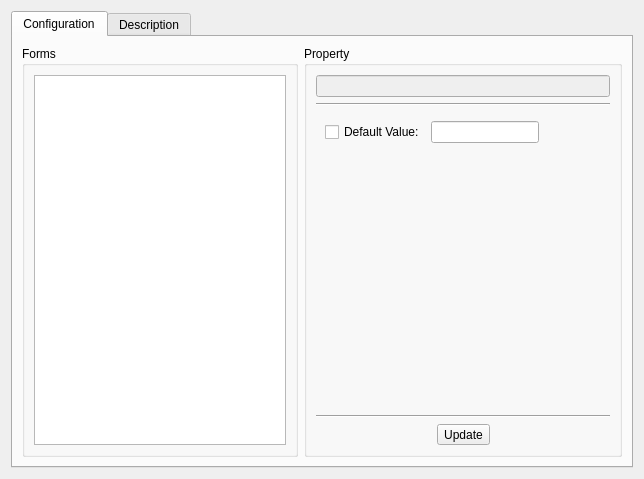
Before: the Qt Designer form src/terralib/qt/plugins/mobile/qt/ui/BuilderFormsWizardPageForm.ui in claudiobogossian/terralib5, drawn with Qt 5.
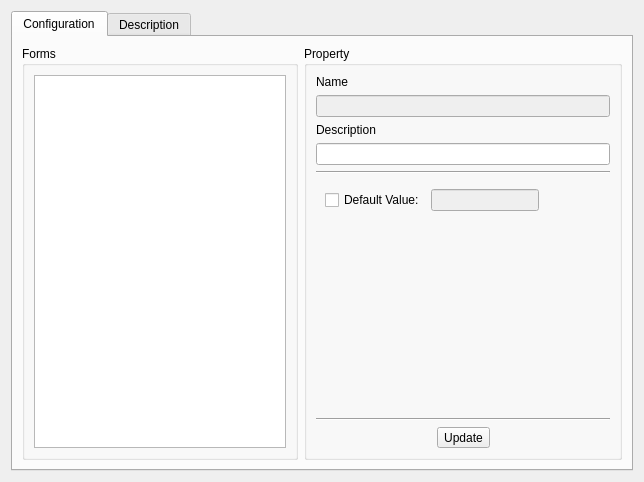
After: the same form once the commit is applied. The open tabs and pages were chosen to show the change.

What changed in the file:
```diff
--- a/src/terralib/qt/plugins/mobile/qt/ui/BuilderFormsWizardPageForm.ui
+++ b/src/terralib/qt/plugins/mobile/qt/ui/BuilderFormsWizardPageForm.ui
@@ -70,13 +70,30 @@
                <layout class="QGridLayout" name="gridLayout_23">
                 <item row="0" column="0">
                  <layout class="QGridLayout" name="gridLayout_20">
-                  <item row="0" column="0">
+                  <item row="1" column="0">
                    <widget class="QLineEdit" name="m_formItemLineEdit">
                     <property name="enabled">
                      <bool>false</bool>
                     </property>
                    </widget>
                   </item>
+                  <item row="2" column="0">
+                   <widget class="QLabel" name="label">
+                    <property name="text">
+                     <string>Description</string>
+                    </property>
+                   </widget>
+                  </item>
+                  <item row="0" column="0">
+                   <widget class="QLabel" name="label_2">
+                    <property name="text">
+                     <string>Name</string>
+                    </property>
+                   </widget>
+                  </item>
+                  <item row="3" column="0">
+                   <widget class="QLineEdit" name="m_descLineEdit"/>
+                  </item>
                  </layout>
                 </item>
                 <item row="1" column="0">
@@ -487,7 +504,11 @@
                          </widget>
                         </item>
                         <item row="0" column="1">
-                         <widget class="QLineEdit" name="m_stringLineEdit"/>
+                         <widget class="QLineEdit" name="m_stringLineEdit">
+                          <property name="enabled">
+                           <bool>false</bool>
+                          </property>
+                         </widget>
                         </item>
                        </layout>
                       </item>
```
Left out of the diff: 137 changed lines with no effect on the pictures.
